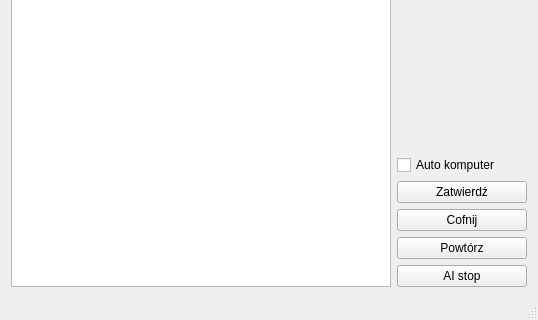
First picture: the form in mainwindow.ui, repository wosiu/Diaballik, before the edit; both pictures show x 0 to 538 and y 140 to 460 of the 538 by 460 pixel window.
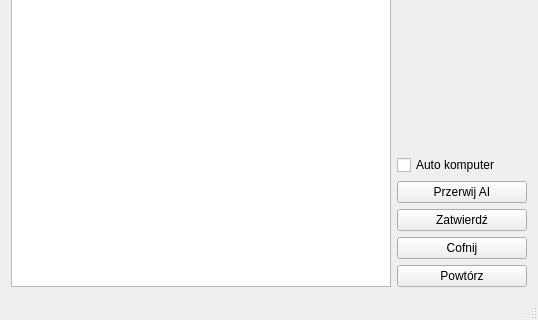
Second picture: the form after the edit.

Diff of the .ui file:
```diff
--- a/mainwindow.ui
+++ b/mainwindow.ui
@@ -74,6 +74,13 @@
         </property>
        </widget>
       </item>
+      <item>
+       <widget class="QPushButton" name="Przerwij_AI_pushButton">
+        <property name="text">
+         <string>Przerwij AI</string>
+        </property>
+       </widget>
+      </item>
       <item>
        <layout class="QVBoxLayout" name="przyciski">
         <item>
@@ -106,13 +113,6 @@
           </property>
          </widget>
         </item>
-        <item>
-         <widget class="QPushButton" name="AI_stop_pushButton">
-          <property name="text">
-           <string>AI stop</string>
-          </property>
-         </widget>
-        </item>
        </layout>
       </item>
      </layout>
```
